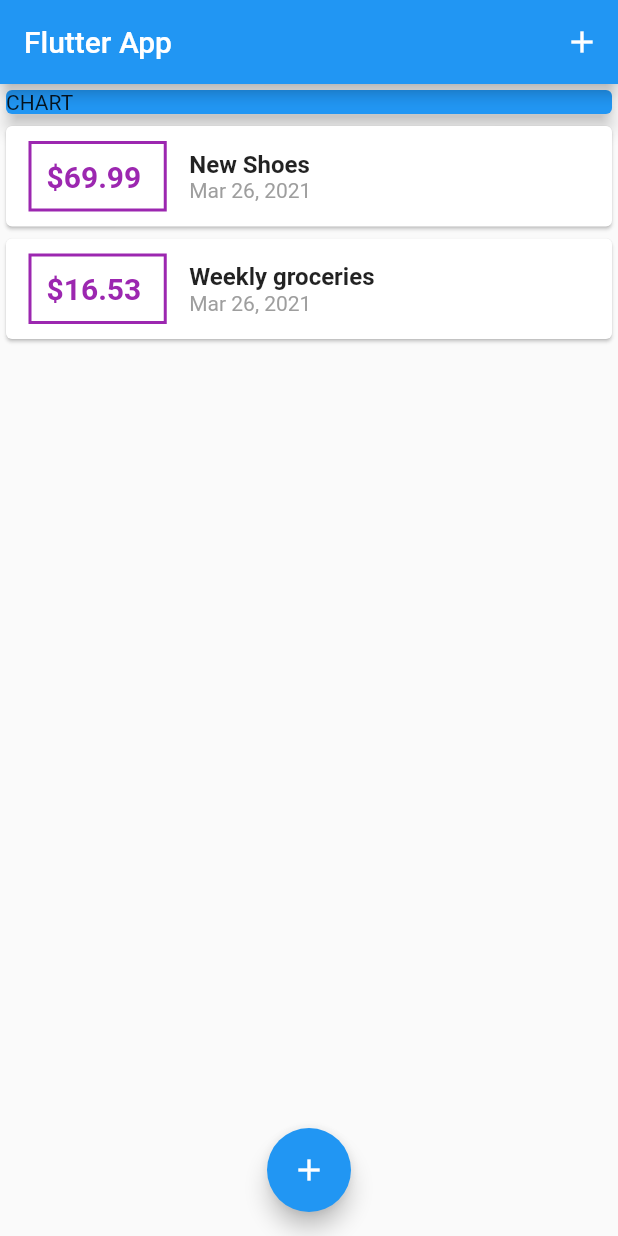
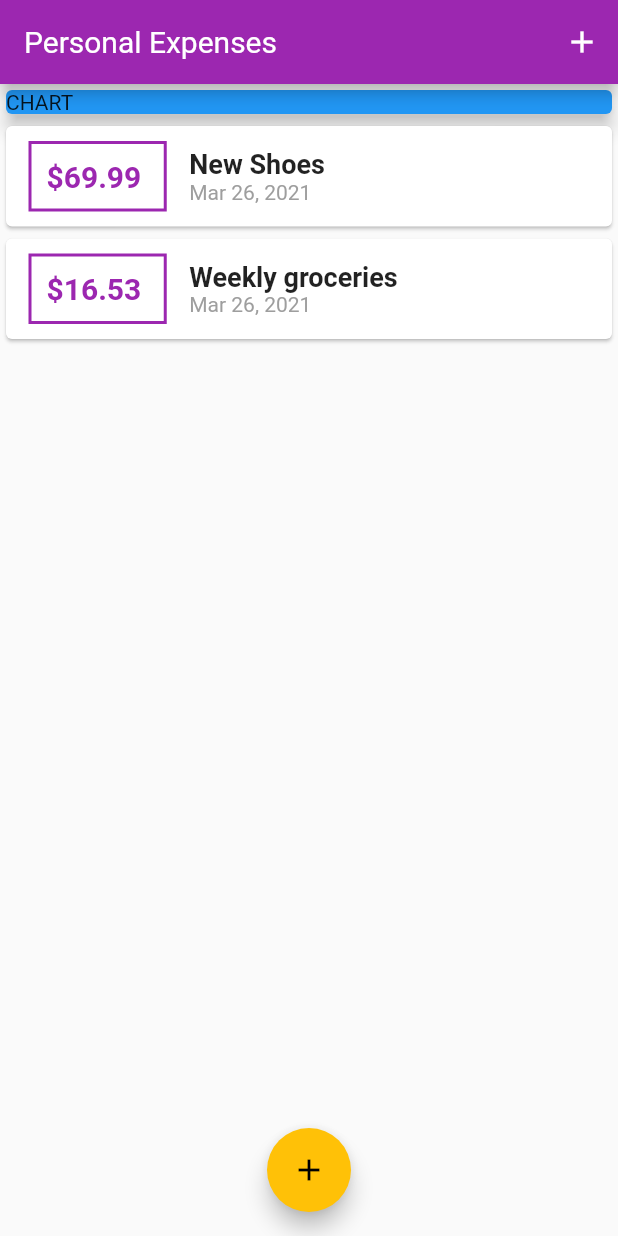
Before and after one commit to candidoalfilho/Personal-Expense-App, a Flutter app: the screen it shows after launch, on a phone screen of 412 x 824 dp. Run offline on Flutter 3.47's test engine with Material 2 defaults, Android fonts, the phone set to English and light mode, and no system bars; Roboto replaces fonts that are missing (OpenSans).

Commit message:
Using Themes

```diff
--- a/lib/main.dart
+++ b/lib/main.dart
@@ -10,7 +10,19 @@ class MyApp extends StatelessWidget {
   @override
   Widget build(BuildContext context) {
     return MaterialApp(
-      title: 'Flutter App',
+      title: 'Personal Expenses',
+      theme: ThemeData(
+          primarySwatch: Colors.purple,
+          accentColor: Colors.amber,
+          fontFamily: 'Quicksand',
+          textTheme: ThemeData.light().textTheme.copyWith(
+              headline6: TextStyle(
+                  fontFamily: 'OpenSans',
+                  fontWeight: FontWeight.bold,
+                  fontSize: 18)),
+          appBarTheme: AppBarTheme(
+              textTheme: ThemeData.light().textTheme.copyWith(
+                  headline6: TextStyle(fontFamily: 'OpenSans', fontSize: 20)))),
       home: MyHomePage(),
     );
   }
@@ -62,7 +74,9 @@ class _MyHomePageState extends State<MyHomePage> {
   Widget build(BuildContext context) {
     return Scaffold(
       appBar: AppBar(
-        title: Text('Flutter App'),
+        title: Text(
+          'Personal Expenses',
+        ),
         actions: [
           IconButton(
             icon: Icon(Icons.add),
--- a/lib/widgets/transaction_list.dart
+++ b/lib/widgets/transaction_list.dart
@@ -13,7 +13,7 @@ class TransactionList extends StatelessWidget {
     return Container(
       height: 300,
       child: ListView.builder(
-          itemBuilder: (ctx, index){
+        itemBuilder: (ctx, index) {
           return Card(
               child: Row(
             children: [
@@ -21,20 +21,22 @@ class TransactionList extends StatelessWidget {
                   margin: EdgeInsets.symmetric(vertical: 10, horizontal: 15),
                   decoration: BoxDecoration(
                       border: Border.all(
-                      color: Colors.purple,
+                    color: Theme.of(context).primaryColor,
                     width: 2,
                   )),
                   padding: EdgeInsets.all(10),
-                    child: Text("\$${transactions[index].amount.toStringAsFixed(2)} ",
+                  child: Text(
+                      "\$${transactions[index].amount.toStringAsFixed(2)} ",
                       style: TextStyle(
                         fontWeight: FontWeight.bold,
                         fontSize: 20,
-                          color: Colors.purple,
+                        color: Theme.of(context).primaryColor,
                       ))),
               Column(crossAxisAlignment: CrossAxisAlignment.start, children: [
-                  Text(transactions[index].title,
-                      style:
-                          TextStyle(fontSize: 16, fontWeight: FontWeight.bold)),
+                Text(
+                  transactions[index].title,
+                  style: Theme.of(context).textTheme.headline6,
+                ),
                 Text(DateFormat.yMMMd().format(transactions[index].date),
                     style: TextStyle(color: Colors.grey))
               ])
@@ -42,9 +44,7 @@ class TransactionList extends StatelessWidget {
           ));
         },
         itemCount: transactions.length,
-
       ),
-
     );
   }
 }
```
Also changed, not shown: pubspec.yaml (+11 -7 lines), assets/OpenSans-Bold.ttf (added), assets/OpenSans-Regular.ttf (added), assets/Quicksand-Bold.ttf (added), assets/Quicksand-Light.ttf (added), assets/Quicksand-Medium.ttf (added), assets/Quicksand-Regular.ttf (added). Lines whose indentation alone changed are shown as unchanged.
